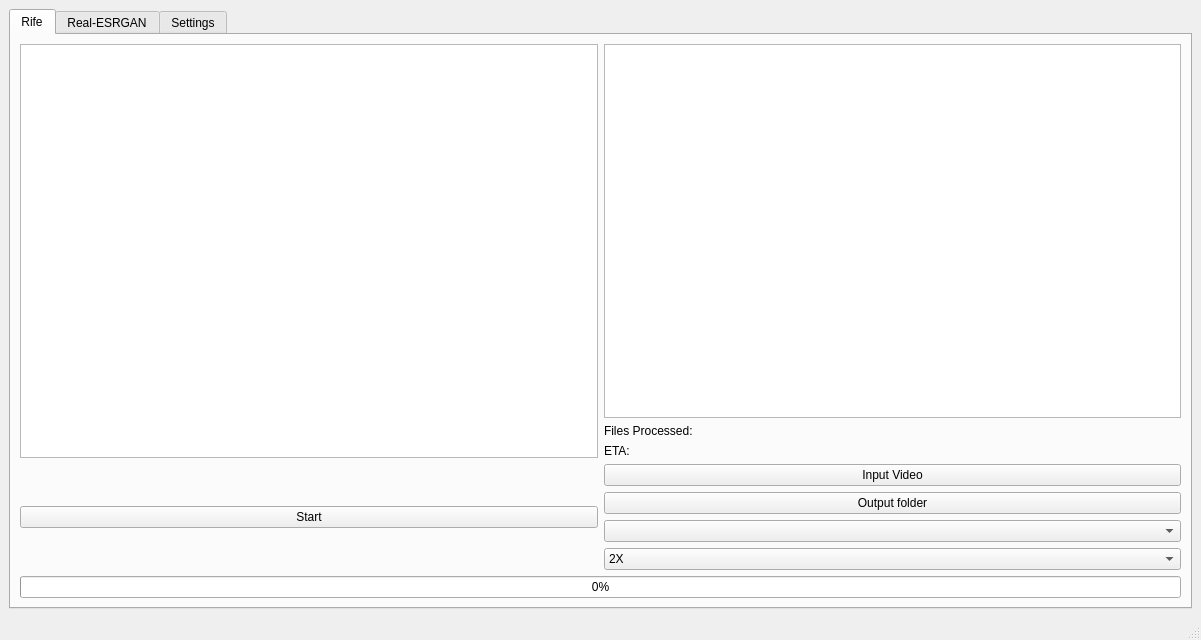
Before: the Qt Designer form mainwindow.ui in TNTwise/REAL-Video-Enhancer, drawn with Qt 5.
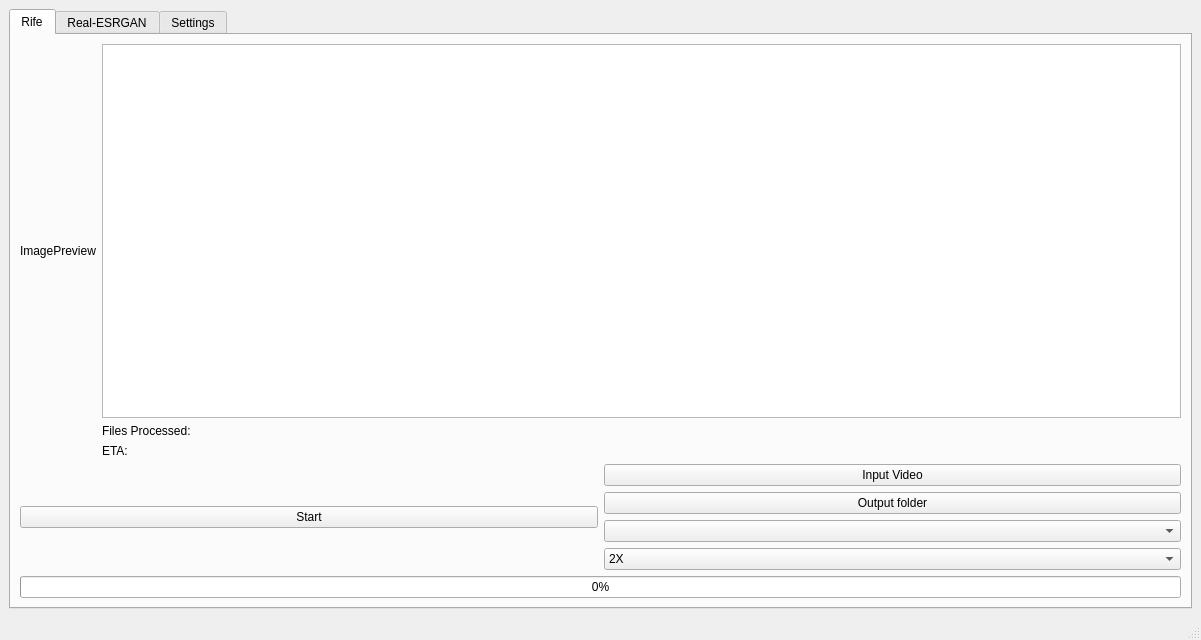
After: the same form once the commit is applied.

Commit message: Get image preview working

```diff
--- a/mainwindow.ui
+++ b/mainwindow.ui
@@ -36,7 +36,11 @@
           <item>
            <layout class="QHBoxLayout" name="horizontalLayout_2">
             <item>
-             <widget class="QGraphicsView" name="Preview_2"/>
+             <widget class="QLabel" name="imagePreview">
+              <property name="text">
+               <string>ImagePreview</string>
+              </property>
+             </widget>
             </item>
             <item>
              <layout class="QVBoxLayout" name="verticalLayout_8">
```
The commit also changes 3 other files.
